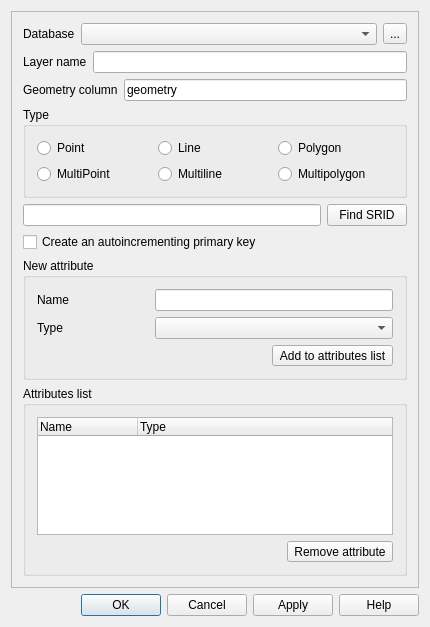
Before: the Qt Designer form src/ui/qgsnewspatialitelayerdialogbase.ui in qgis/QGIS, drawn with Qt 5.
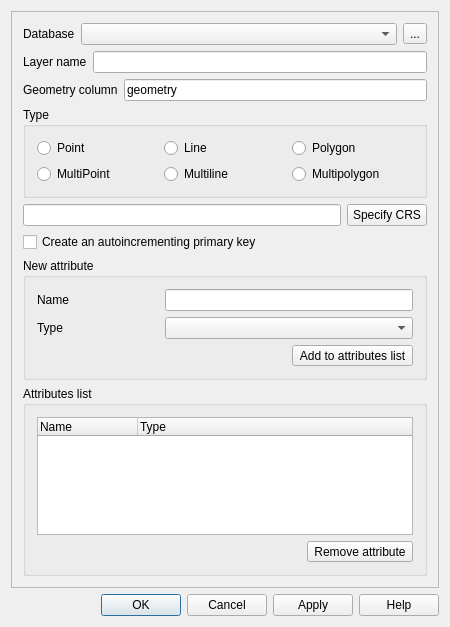
After: the same form once the commit is applied. Icons and pictures are not drawn.

Commit message: [BACKPORT] use native projection selector in New SpatiaLite layer dialog (completely fix #4549)

```diff
--- a/src/ui/qgsnewspatialitelayerdialogbase.ui
+++ b/src/ui/qgsnewspatialitelayerdialogbase.ui
@@ -6,7 +6,7 @@
    <rect>
     <x>0</x>
     <y>0</y>
-    <width>430</width>
+    <width>450</width>
     <height>627</height>
    </rect>
   </property>
@@ -231,7 +231,7 @@
             <string>Specify the coordinate reference system of the layer's geometry.</string>
            </property>
            <property name="text">
-            <string>Find SRID</string>
+        <string>Specify CRS</string>
            </property>
           </widget>
          </item>
```
The commit also changes 5 other files.
